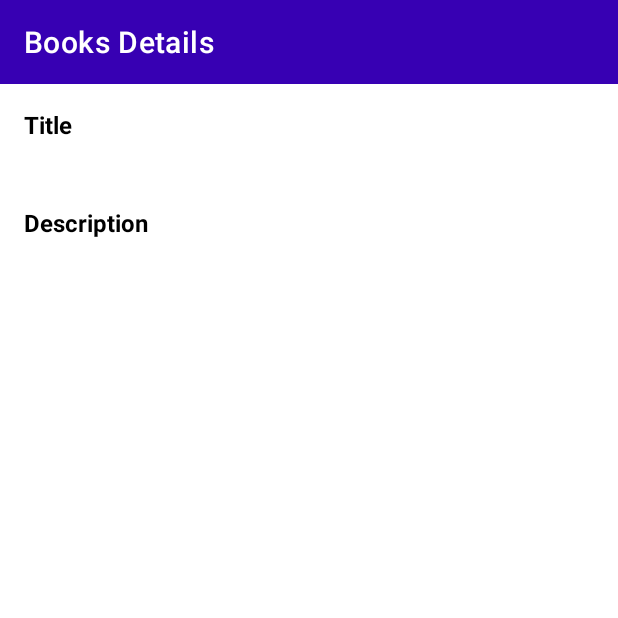
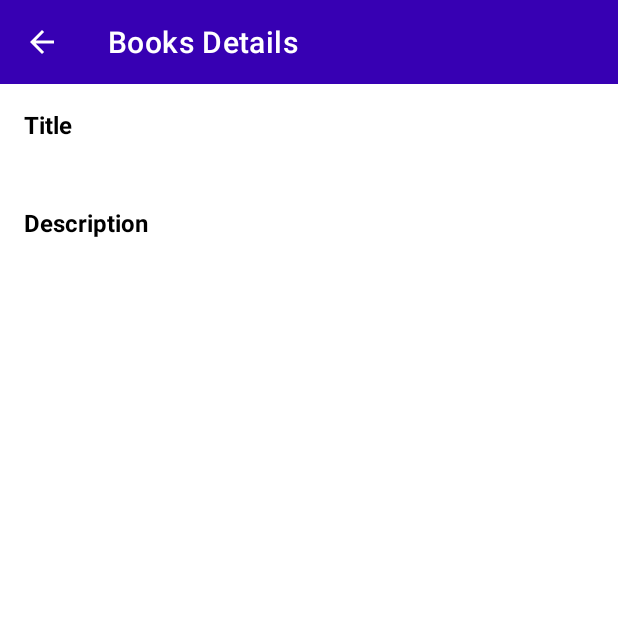
Before and after one commit to LucasCabralDevv/New_York_Times_List_Books, an Android app: the BookDetailsActivity screen opened directly, with no data from a screen before it, on a phone screen of 412 x 824 dp, the top half of it. Run offline under Robolectric (Android 15) with nearby library versions, the phone set to English and light mode, and no system bars.

```diff
--- a/app/src/main/AndroidManifest.xml
+++ b/app/src/main/AndroidManifest.xml
@@ -10,9 +10,9 @@
         android:label="@string/app_name"
         android:roundIcon="@mipmap/ic_launcher_round"
         android:supportsRtl="true"
-        android:theme="@style/Theme.NewYorkTimesBooks"
-        android:usesCleartextTraffic="true">
-        <activity android:name=".view.BookDetailsActivity"></activity>
+        android:theme="@style/Theme.NewYorkTimesBooks">
+        <activity android:name=".view.BookDetailsActivity"
+            android:parentActivityName=".view.BooksActivity"/>
         <activity android:name=".view.BooksActivity">
             <intent-filter>
                 <action android:name="android.intent.action.MAIN" />
--- a/app/src/main/java/com/lucascabral/newyorktimesbooks/view/BookDetailsActivity.kt
+++ b/app/src/main/java/com/lucascabral/newyorktimesbooks/view/BookDetailsActivity.kt
@@ -14,15 +14,15 @@ class BookDetailsActivity : BaseActivity() {
         super.onCreate(savedInstanceState)
         setContentView(R.layout.activity_book_details)
 
-        setupToolbar(toolbarMain, R.string.toolbarMain_details_title)
+        setupToolbar(toolbarMain, R.string.toolbarMain_details_title, true)
 
         bookDetailsTitle.text = intent.getStringExtra(EXTRA_TITLE)
         bookDetailsDescription.text = intent.getStringExtra(EXTRA_DESCRIPTION)
     }
 
     companion object {
-        private const val EXTRA_TITLE = "extraTitle"
-        private const val EXTRA_DESCRIPTION = "extraDescription"
+        private const val EXTRA_TITLE = "EXTRA_TITLE"
+        private const val EXTRA_DESCRIPTION = "EXTRA_DESCRIPTION"
 
         fun getStartIntent(context: Context, title: String, description: String): Intent {
             return Intent(context, BookDetailsActivity::class.java).apply {
--- a/app/src/main/java/com/lucascabral/newyorktimesbooks/view/base/BaseActivity.kt
+++ b/app/src/main/java/com/lucascabral/newyorktimesbooks/view/base/BaseActivity.kt
@@ -3,10 +3,13 @@ package com.lucascabral.newyorktimesbooks.view.base
 import androidx.appcompat.app.AppCompatActivity
 import androidx.appcompat.widget.Toolbar
 
-open class BaseActivity: AppCompatActivity() {
+open class BaseActivity : AppCompatActivity() {
 
-    protected fun setupToolbar(toolbar: Toolbar, titleIdRes: Int) {
+    protected fun setupToolbar(toolbar: Toolbar, titleIdRes: Int, showBackButton: Boolean = false) {
         toolbar.title = getString(titleIdRes)
         setSupportActionBar(toolbar)
+        if (showBackButton) {
+            supportActionBar?.setDisplayHomeAsUpEnabled(true)
+        }
     }
 }
--- a/app/src/main/res/values/themes.xml
+++ b/app/src/main/res/values/themes.xml
@@ -1,6 +1,6 @@
 <resources xmlns:tools="http://schemas.android.com/tools">
     <!-- Base application theme. -->
-    <style name="Theme.NewYorkTimesBooks" parent="Theme.MaterialComponents.DayNight.NoActionBar">
+    <style name="Theme.NewYorkTimesBooks" parent="Theme.MaterialComponents.Light.NoActionBar">
         <!-- Primary brand color. -->
         <item name="colorPrimary">@color/purple_500</item>
         <item name="colorPrimaryVariant">@color/purple_700</item>
@@ -12,6 +12,7 @@
         <!-- Status bar color. -->
         <item name="android:statusBarColor" tools:targetApi="l">?attr/colorPrimaryVariant</item>
         <!-- Customize your theme here. -->
+        <item name="android:homeAsUpIndicator">@drawable/abc_vector_test</item>
     </style>
 
     <style name="MyTextView">
```
